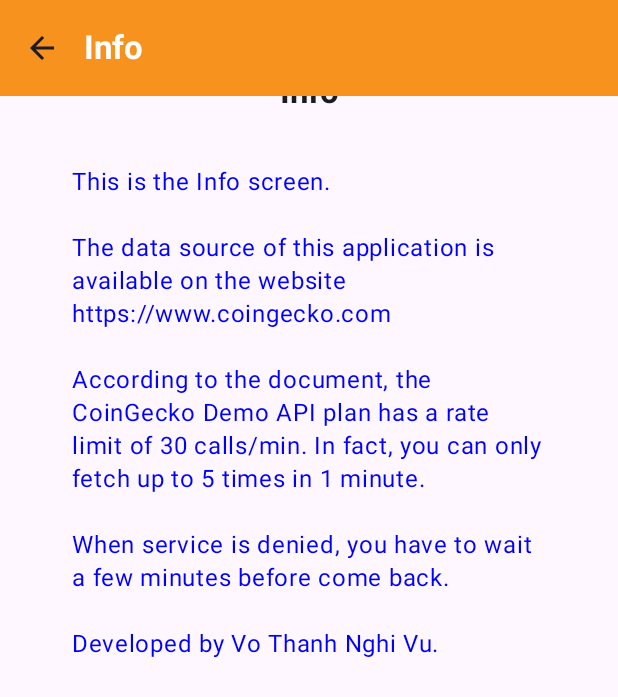
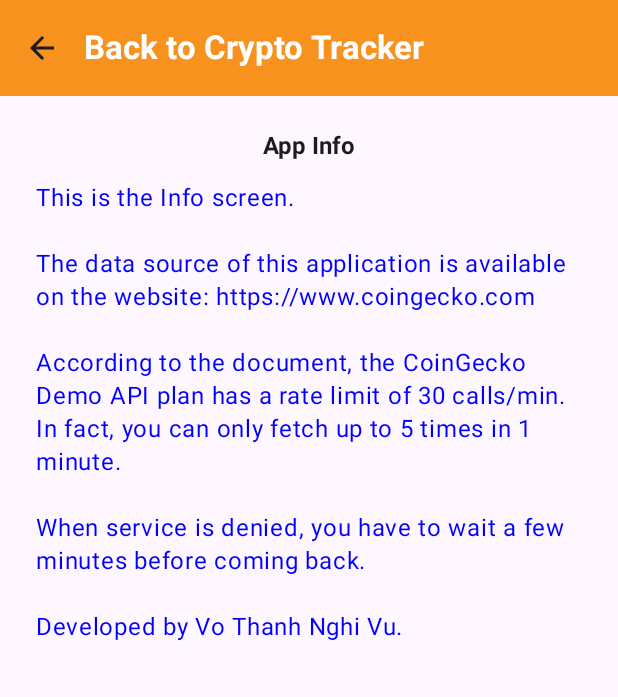
Before and after one commit to VoThanhNghiVu/MobileProgramming-FreeTopic, an Android app built with Jetpack Compose: the InfoScreen screen opened through its navigation route, on a phone screen of 412 x 824 dp. Shown: the top 697 px of the screen. Run offline under Robolectric (Android 15) with nearby library versions, the phone set to English and light mode, and no system bars; pictures from the network do not load.

Commit message:
Free topic assignment finish.

```diff
--- a/app/src/main/java/com/example/cryptotracker/ui/screens/CryptoScreen.kt
+++ b/app/src/main/java/com/example/cryptotracker/ui/screens/CryptoScreen.kt
@@ -58,14 +58,14 @@ fun CryptoScreen(navController: NavHostController, viewModel: CryptoViewModel) {
                             text = { Text("Info") },
                             onClick = {
                                 showMenu = false
-                                navController.navigate("info")  // Dẫn đến Info screen
+                                navController.navigate("info")  // Info screen
                             }
                         )
                         DropdownMenuItem(
                             text = { Text("Calculator") },
                             onClick = {
                                 showMenu = false
-                                navController.navigate("calculator")  // Dẫn đến Calculator screen
+                                navController.navigate("calculator")  // Calculator screen
                             }
                         )
                     }
@@ -121,8 +121,8 @@ fun CryptoScreen(navController: NavHostController, viewModel: CryptoViewModel) {
                         onClick = { viewModel.nextPage() },
 
                         colors = ButtonDefaults.buttonColors(
-                            containerColor = MaterialTheme.colorScheme.primary,   // Màu nền của nút
-                            contentColor = MaterialTheme.colorScheme.onPrimary    // Màu chữ trên nút
+                            containerColor = MaterialTheme.colorScheme.primary,
+                            contentColor = MaterialTheme.colorScheme.onPrimary
                         )
                     ) {
                         Text("Next")
--- a/app/src/main/java/com/example/cryptotracker/ui/screens/InfoScreen.kt
+++ b/app/src/main/java/com/example/cryptotracker/ui/screens/InfoScreen.kt
@@ -1,20 +1,9 @@
 package com.example.cryptotracker.ui.screens
 
-import androidx.compose.foundation.layout.Column
-import androidx.compose.foundation.layout.Spacer
-import androidx.compose.foundation.layout.fillMaxSize
-import androidx.compose.foundation.layout.height
-import androidx.compose.foundation.layout.padding
+import androidx.compose.foundation.layout.*
 import androidx.compose.material.icons.Icons
 import androidx.compose.material.icons.filled.ArrowBack
-import androidx.compose.material3.ExperimentalMaterial3Api
-import androidx.compose.material3.Icon
-import androidx.compose.material3.IconButton
-import androidx.compose.material3.MaterialTheme
-import androidx.compose.material3.Scaffold
-import androidx.compose.material3.Text
-import androidx.compose.material3.TopAppBar
-import androidx.compose.material3.TopAppBarDefaults
+import androidx.compose.material3.*
 import androidx.compose.runtime.Composable
 import androidx.compose.ui.Alignment
 import androidx.compose.ui.Modifier
@@ -28,7 +17,7 @@ fun InfoScreen(navController: NavHostController) {
     Scaffold(
         topBar = {
             TopAppBar(
-                title = { Text("Info") },
+                title = { Text("Back to Crypto Tracker") },
                 navigationIcon = {
                     IconButton(onClick = { navController.navigateUp() }) {
                         Icon(
@@ -43,22 +32,24 @@ fun InfoScreen(navController: NavHostController) {
                 )
             )
         }
-    ) {
+    ) { paddingValues ->  // ✅ Lấy paddingValues từ Scaffold
         Column(
             modifier = Modifier
                 .fillMaxSize()
-                .padding(48.dp),
+                .padding(paddingValues) // ✅ Áp dụng padding từ Scaffold
+                .padding(24.dp), // Giảm padding để tránh bị chồng chéo
             horizontalAlignment = Alignment.CenterHorizontally
         ) {
-            Text("Info", style = MaterialTheme.typography.titleLarge)
+            Text("App Info", style = MaterialTheme.typography.titleMedium)
             Spacer(modifier = Modifier.height(16.dp))
             Text(
-                "\nThis is the Info screen.\n" +
-                        "\nThe data source of this application is available on the website https://www.coingecko.com \n" +
-                        "\nAccording to the document, the CoinGecko Demo API plan has a rate limit of 30 calls/min. In fact, you can only fetch up to 5 times in 1 minute.\n" +
-                        "\nWhen service is denied, you have to wait a few minutes before come back.\n" +
-                        "\nDeveloped by Vo Thanh Nghi Vu.",
-                style = MaterialTheme.typography.bodyLarge, color = Color.Blue
+                "This is the Info screen.\n\n" +
+                        "The data source of this application is available on the website: https://www.coingecko.com\n\n" +
+                        "According to the document, the CoinGecko Demo API plan has a rate limit of 30 calls/min. In fact, you can only fetch up to 5 times in 1 minute.\n\n" +
+                        "When service is denied, you have to wait a few minutes before coming back.\n\n" +
+                        "Developed by Vo Thanh Nghi Vu.",
+                style = MaterialTheme.typography.bodyLarge,
+                color = Color.Blue
             )
         }
     }
--- a/app/src/main/java/com/example/cryptotracker/viewmodel/CryptoViewModel.kt
+++ b/app/src/main/java/com/example/cryptotracker/viewmodel/CryptoViewModel.kt
@@ -37,7 +37,7 @@ class CryptoViewModel : ViewModel() {
             try {
                 val result = repository.getCryptoList(_currentPage.value, perPage)
 
-                if (result != null) { // Nếu không bị lỗi 429
+                if (result != null) { // not 429
                     if (result.isNotEmpty()) {
                         _cryptoList.value = result
                         _errorMessage.value = null
```
Also changed, not shown: app/build.gradle.kts (+3 -5 lines), app/src/main/java/com/example/cryptotracker/ui/screens/Calculator.kt (+5 -3 lines).
